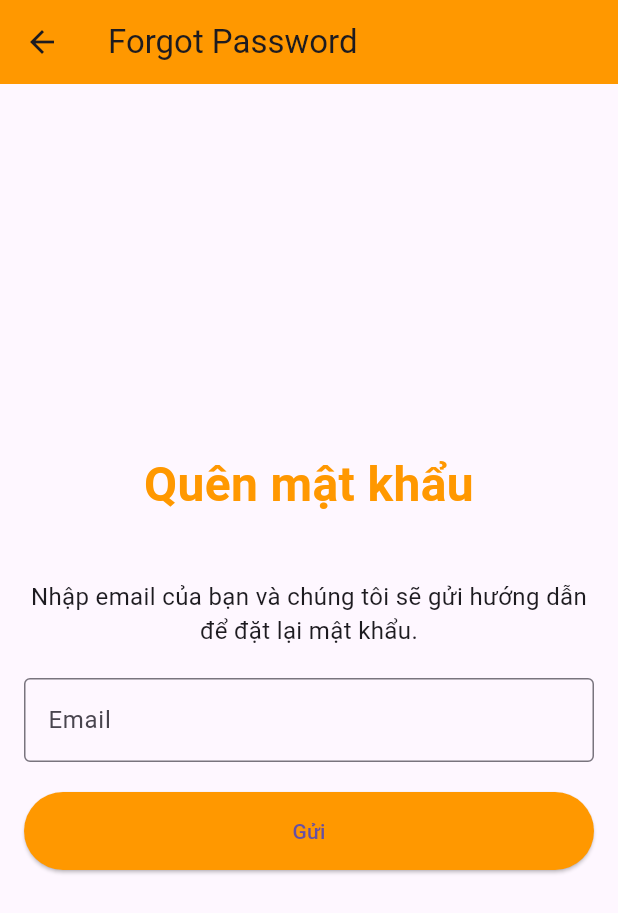
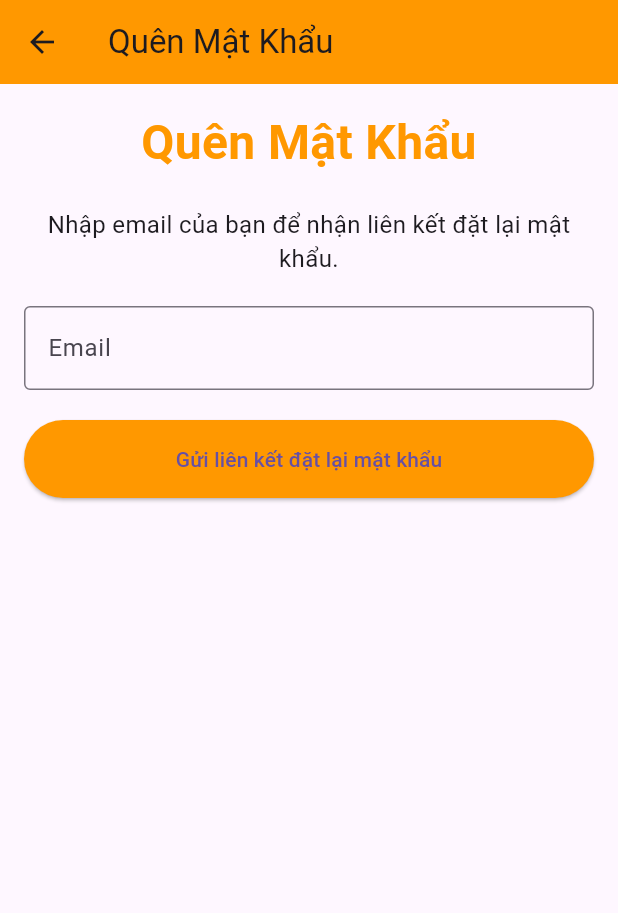
Before and after one commit to vieanh12/testProject, a Flutter app: the ForgotPasswordPage screen opened directly, on a phone screen of 412 x 824 dp. Shown: the top 913 px of the screen. Run offline on Flutter 3.47's test engine with Material 3 defaults, Android fonts, the phone set to English and light mode, and no system bars; our stand-ins replace carousel_slider, dio.

Commit message:
Viet Anh demo flutter1

```diff
--- a/lib/screen/welcome/forgotpassword.dart
+++ b/lib/screen/welcome/forgotpassword.dart
@@ -1,11 +1,55 @@
 import 'package:flutter/material.dart';
+import 'package:test2/screen/welcome/resetpassword.dart';
 
-class ForgotPasswordPage extends StatelessWidget {
+class ForgotPasswordPage extends StatefulWidget {
+  @override
+  _ForgotPasswordPageState createState() => _ForgotPasswordPageState();
+}
+
+class _ForgotPasswordPageState extends State<ForgotPasswordPage> {
+  final TextEditingController _emailController = TextEditingController();
+  final _formKey = GlobalKey<FormState>();
+  bool _isLoading = false;
+
+  void sendResetLink() {
+    if (_formKey.currentState!.validate()) {
+      setState(() {
+        _isLoading = true;
+      });
+
+      // Giả lập gửi liên kết đặt lại mật khẩu
+      Future.delayed(Duration(seconds: 2), () {
+        setState(() {
+          _isLoading = false;
+        });
+
+        showDialog(
+          context: context,
+          builder: (context) => AlertDialog(
+            title: Text("Thành công"),
+            content: Text("Liên kết đặt lại mật khẩu đã được gửi đến email của bạn."),
+            actions: [
+              TextButton(
+                onPressed: () {
+                  Navigator.pop(context); // Đóng dialog
+                  Navigator.pushReplacement(
+                      context, MaterialPageRoute(builder: (context) => ResetPasswordPage())
+                  );
+                },
+                child: Text("OK"),
+              ),
+            ],
+          ),
+        );
+      });
+    }
+  }
+
   @override
   Widget build(BuildContext context) {
     return Scaffold(
       appBar: AppBar(
-        title: Text("Forgot Password"),
+        title: Text("Quên Mật Khẩu"),
         backgroundColor: Colors.orange,
         leading: IconButton(
           icon: Icon(Icons.arrow_back),
@@ -16,12 +60,14 @@ class ForgotPasswordPage extends StatelessWidget {
       ),
       body: Padding(
         padding: const EdgeInsets.all(16.0),
+        child: Form(
+          key: _formKey,
+          child: SingleChildScrollView(
             child: Column(
-          mainAxisAlignment: MainAxisAlignment.center,
               crossAxisAlignment: CrossAxisAlignment.stretch,
               children: [
                 Text(
-              "Quên mật khẩu",
+                  "Quên Mật Khẩu",
                   style: TextStyle(
                     fontSize: 32,
                     fontWeight: FontWeight.bold,
@@ -29,18 +75,28 @@ class ForgotPasswordPage extends StatelessWidget {
                   ),
                   textAlign: TextAlign.center,
                 ),
-            SizedBox(height: 40),
+                SizedBox(height: 20),
                 Text(
-              "Nhập email của bạn và chúng tôi sẽ gửi hướng dẫn để đặt lại mật khẩu.",
+                  "Nhập email của bạn để nhận liên kết đặt lại mật khẩu.",
                   style: TextStyle(fontSize: 16),
                   textAlign: TextAlign.center,
                 ),
                 SizedBox(height: 20),
-            TextField(
+                TextFormField(
+                  controller: _emailController,
                   decoration: InputDecoration(
                     labelText: "Email",
                     border: OutlineInputBorder(),
                   ),
+                  validator: (value) {
+                    if (value == null || value.isEmpty) {
+                      return "Vui lòng nhập email.";
+                    }
+                    if (!RegExp(r'^[^@]+@[^@]+\.[^@]+').hasMatch(value)) {
+                      return "Email không hợp lệ.";
+                    }
+                    return null;
+                  },
                 ),
                 SizedBox(height: 20),
                 ElevatedButton(
@@ -48,26 +104,16 @@ class ForgotPasswordPage extends StatelessWidget {
                     backgroundColor: Colors.orange,
                     padding: EdgeInsets.symmetric(vertical: 16),
                   ),
-              onPressed: () {
-                // Thêm logic xử lý gửi email đặt lại mật khẩu tại đây
-                showDialog(
-                  context: context,
-                  builder: (context) => AlertDialog(
-                    title: Text("Email Sent"),
-                    content: Text(
-                        "Hướng dẫn đặt lại mật khẩu đã được gửi đến email của bạn."),
-                    actions: [
-                      TextButton(
-                        onPressed: () => Navigator.pop(context),
-                        child: Text("OK"),
+                  onPressed: _isLoading ? null : sendResetLink,
+                  child: _isLoading
+                      ? CircularProgressIndicator(
+                    color: Colors.white,
+                  )
+                      : Text("Gửi liên kết đặt lại mật khẩu"),
                 ),
               ],
             ),
-                );
-              },
-              child: Text("Gửi"),
           ),
-          ],
         ),
       ),
     );
```
Also changed, not shown: lib/screen/welcome/login.dart (+77 -19 lines), lib/screen/welcome/resetpassword.dart (added, +144 -0 lines). Lines whose indentation alone changed are shown as unchanged.
